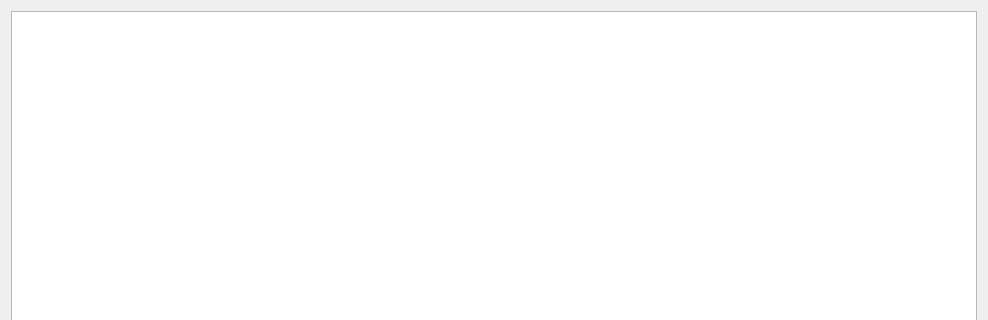
Old version of the form src/gui/dialogs/test_selection.ui in the repository cppd/math; both pictures show x 0 to 988 and y 0 to 320 of the 988 by 652 pixel window.
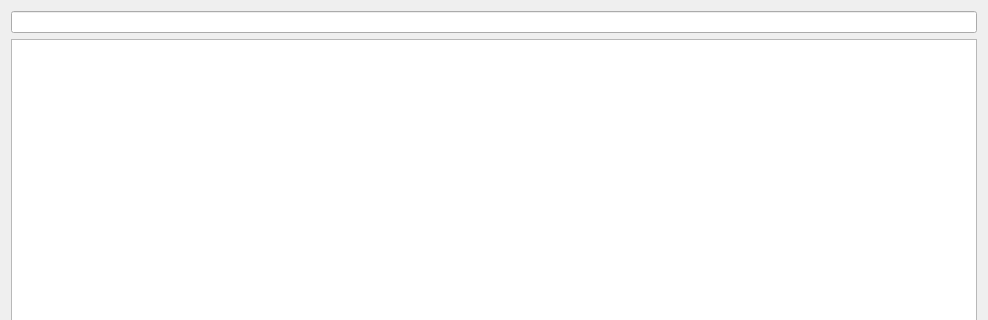
New version of the form.

Commit message: test selection dialog

What changed in the file:
```diff
--- a/src/gui/dialogs/test_selection.ui
+++ b/src/gui/dialogs/test_selection.ui
@@ -14,6 +14,9 @@
    <string>Dialog</string>
   </property>
   <layout class="QVBoxLayout" name="verticalLayout">
+   <item>
+    <widget class="QLineEdit" name="lineEdit_filter"/>
+   </item>
    <item>
     <widget class="QListWidget" name="listWidget">
      <property name="selectionMode">
```
The commit also changes 2 other files.
